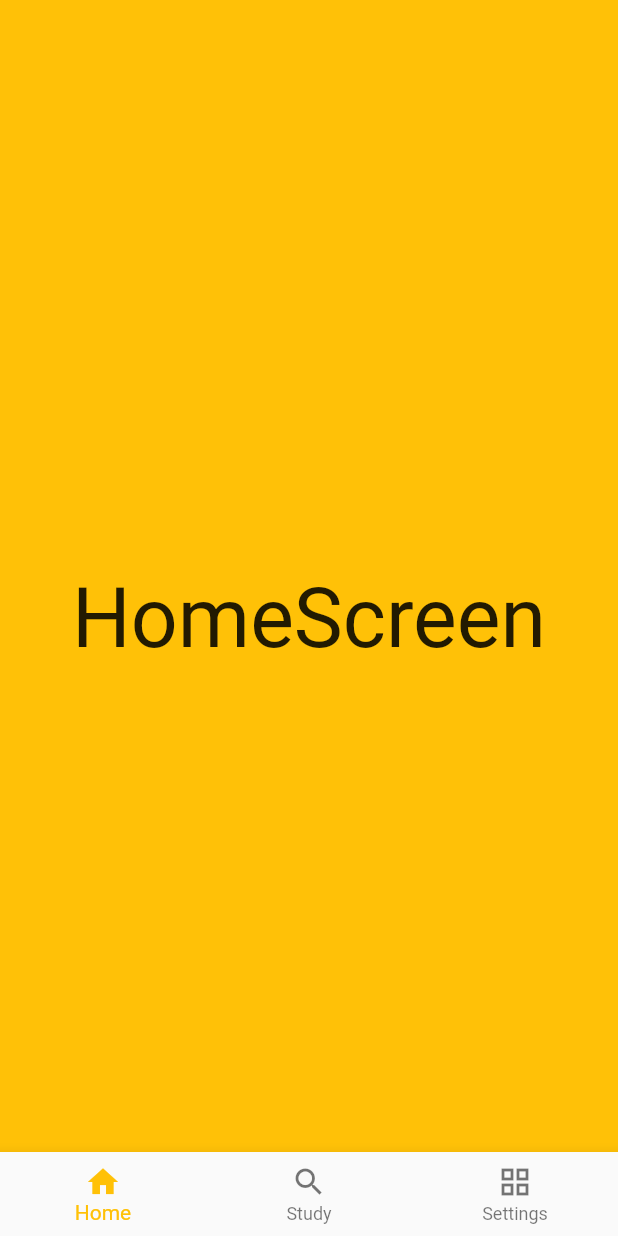
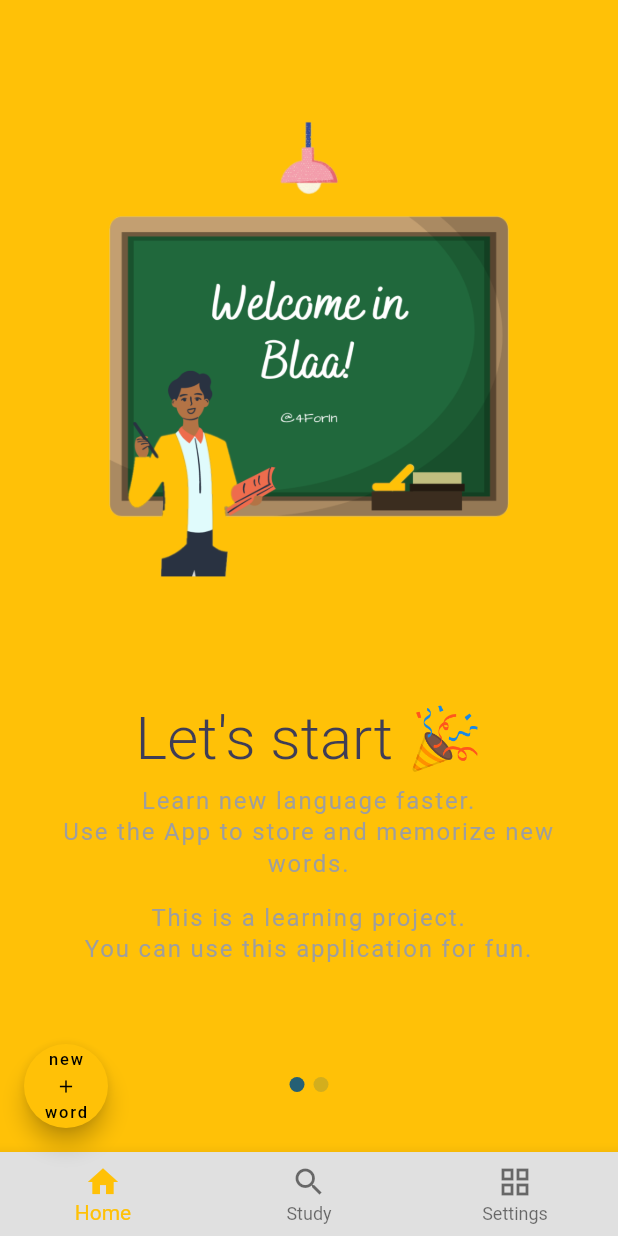
Before and after one commit to 4ForIn/blaa, a Flutter app: the screen it shows after launch, on a phone screen of 412 x 824 dp. Run offline on Flutter 3.47's test engine with Material 2 defaults, Android fonts, the phone set to English and light mode, and no system bars; our stand-ins replace auto_route, freezed_annotation.

Commit message:
home screen first slide, alertDialog for adding new word - not finished

```diff
--- a/lib/ui/router/blaa_router.dart
+++ b/lib/ui/router/blaa_router.dart
@@ -1,6 +1,5 @@
 import 'package:auto_route/auto_route.dart';
 import 'package:blaa/ui/router/path_const.dart';
-import 'package:blaa/ui/screens/add_word_modal/add_word_modal.dart';
 import 'package:blaa/ui/screens/auth_screen/auth_screen.dart';
 import 'package:blaa/ui/screens/demo_screen/demo_screen.dart';
 import 'package:blaa/ui/screens/home_screen/home_screen.dart';
@@ -14,7 +13,6 @@ import 'package:blaa/ui/screens/words_list_screen/words_list_screen.dart';
     AutoRoute(path: PathConst.home, page: EmptyRouterPage, name: 'HomeRouter', children: [
       AutoRoute(page: HomeScreen, initial: true),
       AutoRoute(path: PathConst.demo, page: DemoScreen),
-      AutoRoute(path: PathConst.add, page: AddWordModal),
     ]),
     AutoRoute(path: PathConst.study, page: EmptyRouterPage, name: 'StudyRouter', children: [
       AutoRoute(page: StudyScreen, initial: true),
--- a/lib/ui/screens/home_screen/home_screen.dart
+++ b/lib/ui/screens/home_screen/home_screen.dart
@@ -1,10 +1,53 @@
+import 'package:auto_route/auto_route.dart';
+import 'package:blaa/ui/router/blaa_router.gr.dart';
+import 'package:blaa/ui/screens/home_screen/widgets/slides/slide1.dart';
+import 'package:blaa/utils/constants/img_const.dart';
 import 'package:flutter/material.dart';
 
 class HomeScreen extends StatelessWidget {
-  const HomeScreen({Key? key}) : super(key: key);
+  HomeScreen({Key? key}) : super(key: key);
 
+  final double _currentPage = 0.0;
+  final _pageViewController = PageController();
+
+  final List<Widget> _slides = [const Slide1(), const Slide1()];
+
+  List<Widget> _indicator() => List<Widget>.generate(
+      _slides.length,
+      (index) => Container(
+            margin: const EdgeInsets.symmetric(horizontal: 3.0),
+            height: 10.0,
+            width: 10.0,
+            decoration: BoxDecoration(
+                color: _currentPage.round() == index
+                    ? const Color(0XFF256075)
+                    : const Color(0XFF256075).withOpacity(0.2),
+                borderRadius: BorderRadius.circular(10.0)),
+          ));
+
+  // ------------
   @override
   Widget build(BuildContext context) {
-    return const Center(child: Text('HomeScreen', style: TextStyle(fontSize: 55)));
+    return Stack(
+      children: <Widget>[
+        PageView.builder(
+          controller: _pageViewController,
+          itemCount: _slides.length,
+          itemBuilder: (BuildContext context, int index) {
+            return _slides[index];
+          },
+        ),
+        Align(
+            alignment: Alignment.bottomCenter,
+            child: Container(
+              margin: const EdgeInsets.only(top: 70.0),
+              padding: const EdgeInsets.symmetric(vertical: 40.0),
+              child: Row(
+                mainAxisAlignment: MainAxisAlignment.center,
+                children: _indicator(),
+              ),
+            ))
+      ],
+    );
   }
 }
--- /dev/null
+++ b/lib/ui/screens/home_screen/widgets/slides/slide1.dart
@@ -0,0 +1,75 @@
+import 'package:blaa/utils/constants/img_const.dart';
+import 'package:flutter/material.dart';
+
+class Slide1 extends StatelessWidget {
+  const Slide1({Key? key}) : super(key: key);
+
+  @override
+  Widget build(BuildContext context) {
+    return LayoutBuilder(
+        builder: (BuildContext context, BoxConstraints viewportConstraints) {
+      return SingleChildScrollView(
+        child: ConstrainedBox(
+          constraints: BoxConstraints(
+            maxHeight: MediaQuery.of(context).size.height - 50,
+            //minHeight: viewportConstraints.minHeight,
+            // maxHeight: viewportConstraints.minHeight
+          ),
+          child: Column(
+            mainAxisSize: MainAxisSize.max,
+            children: <Widget>[
+              Expanded(
+                flex: 1,
+                // fit: FlexFit.loose,
+                child: Image.asset(
+                  ImgConst.welcome['path']!,
+                  fit: BoxFit.scaleDown,
+                  // width: 80.0,
+                  alignment: Alignment.topCenter,
+                ),
+              ),
+              Expanded(
+                flex: 1,
+                // fit: FlexFit.tight,
+                child: Container(
+                  padding: const EdgeInsets.symmetric(horizontal: 30.0),
+                  child: Column(
+                    children: const <Widget>[
+                      Text('Let\'s start 🎉',
+                          style: TextStyle(
+                              fontSize: 40.0,
+                              fontWeight: FontWeight.w300,
+                              color: Color(0XFF3F3D56),
+                              height: 2.0)),
+                      Text(
+                        'Learn new language faster.\nUse the App to store and memorize new words.',
+                        style: TextStyle(
+                            color: Colors.grey,
+                            letterSpacing: 1.2,
+                            fontSize: 16.0,
+                            height: 1.3),
+                        textAlign: TextAlign.center,
+                      ),
+                      Padding(
+                        padding: EdgeInsets.only(top: 15.0),
+                        child: Text(
+                          'This is a learning project.\nYou can use this application for fun.',
+                          style: TextStyle(
+                              color: Colors.grey,
+                              letterSpacing: 1.2,
+                              fontSize: 16.0,
+                              height: 1.3),
+                          textAlign: TextAlign.center,
+                        ),
+                      )
+                    ],
+                  ),
+                ),
+              )
+            ],
+          ),
+        ),
+      );
+    });
+  }
+}
--- a/lib/ui/screens/root_view/root_view.dart
+++ b/lib/ui/screens/root_view/root_view.dart
@@ -1,8 +1,7 @@
 import 'package:auto_route/auto_route.dart';
+import 'package:blaa/ui/modals/add_new_word.dart';
 import 'package:blaa/ui/router/tabs_routes.dart';
 import 'package:flutter/material.dart';
-
-
 
 class RootView extends StatelessWidget {
   const RootView({Key? key}) : super(key: key);
@@ -13,6 +12,7 @@ class RootView extends StatelessWidget {
       backgroundColor: Colors.amber,
       routes: bottomTabs,
       appBarBuilder: (_, tRouter) => AppBar(
+        // toolbarHeight: 40,
         elevation: 0.0,
         leading: const AutoBackButton(
           color: Colors.black,
@@ -20,10 +20,50 @@ class RootView extends StatelessWidget {
       ),
       bottomNavigationBuilder: (_, tRouter) {
         return BottomNavigationBar(
-          currentIndex: tRouter.activeIndex,
-          onTap: tRouter.setActiveIndex,
-          items: bottomBarItems);
+          backgroundColor: Colors.grey[300],
+            currentIndex: tRouter.activeIndex,
+            onTap: tRouter.setActiveIndex,
+            items: bottomBarItems);
       },
+      floatingActionButton: FloatingActionButton(
+        onPressed: () => _showAddWordDialog(context, const AddNewWord()),
+        // onPressed: () => showAddWordGeneralDialog(context),
+        child: Column(
+            mainAxisAlignment: MainAxisAlignment.spaceEvenly,
+            children: const <Widget>[
+              Text('new', style: TextStyle(fontSize: 11)),
+              Icon(Icons.add, size: 14),
+              Text('word', style: TextStyle(fontSize: 11))
+            ]),
+      ),
+      floatingActionButtonLocation: FloatingActionButtonLocation.startFloat,
     );
   }
+
+  Future<dynamic> _showAddWordDialog(
+          BuildContext ctx, Widget alertContentWidget) =>
+      showGeneralDialog(
+        barrierColor: Colors.black.withOpacity(0.5),
+        barrierDismissible: true,
+        barrierLabel: '',
+        context: ctx,
+        pageBuilder: (context, animation1, animation2) {
+          return Container();
+        },
+        transitionDuration: const Duration(milliseconds: 200),
+        transitionBuilder: (context, a1, a2, widget) {
+          final curvedValue = Curves.easeInOutBack.transform(a1.value) - 1.0;
+          return Transform(
+              transform: Matrix4.translationValues(0.0, curvedValue * 200, 0.0),
+              child: Opacity(
+                opacity: a1.value,
+                child: AlertDialog(
+                  shape: OutlineInputBorder(
+                      borderRadius: BorderRadius.circular(16.0)),
+                  title: const Text('Add new word'),
+                  content: alertContentWidget,
+                ),
+              ));
+        },
+      );
 }
--- /dev/null
+++ b/lib/utils/constants/img_const.dart
@@ -0,0 +1,17 @@
+class ImgConst {
+  // static const String bulb = '';
+  static const Map<String, String> bag = {
+    'path': 'assets/images/bag_tr.png',
+    'description': 'briefcase sketch'
+  };
+  static const Map<String, String> chart = {
+    'path': 'assets/images/chart_tr.png',
+    'description': 'chart sketch'
+  };
+  static const Map<String, String> welcome = {
+    'path': 'assets/images/welcome_tr.png',
+    'description': 'welcome image'
+  };
+// static const Map<String, String> x = {'path': 'assets/images/bag_tr.png', 'description': ''};
+
+}
```
Also changed, not shown: lib/ui/modals/add_new_word.dart (added, +41 -0 lines), lib/ui/screens/add_word_modal/add_word_modal.dart (deleted, +0 -10 lines), pubspec.yaml (+6 -3 lines), assets/images/bag_tr.png (added), assets/images/chart_tr.png (added), assets/images/lookingforicon.png (added), assets/images/welcome_tr.png (added), lib/ui/router/blaa_router.gr.dart.
